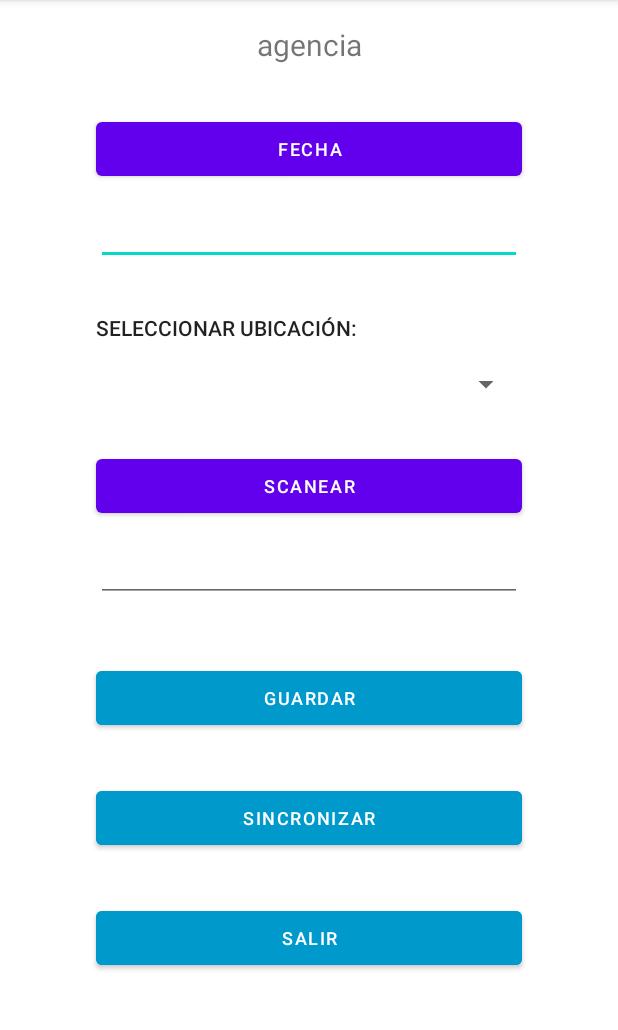
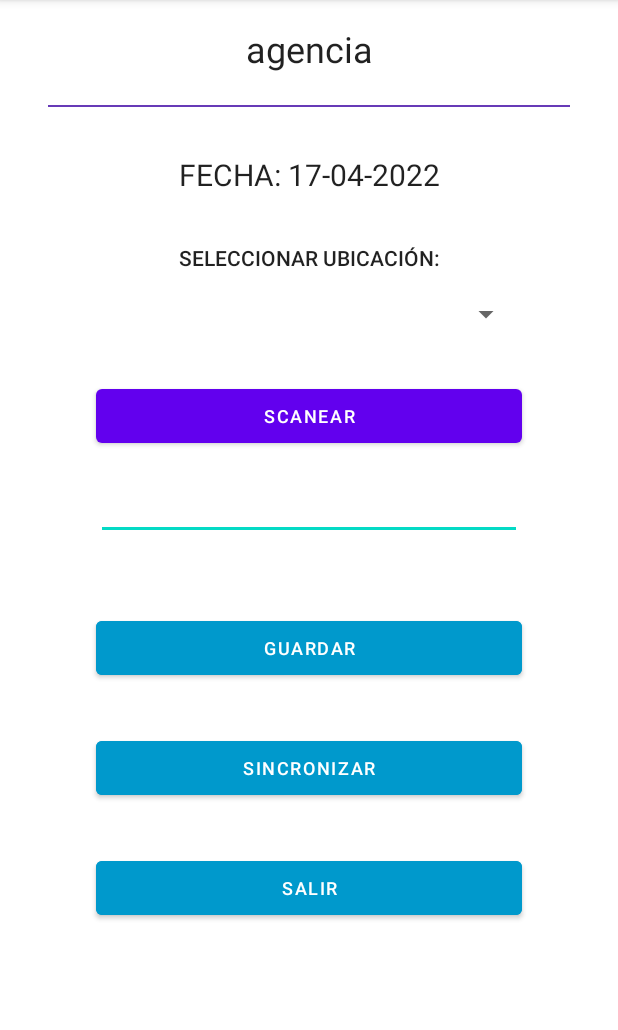
Before and after one commit to Miguelmalaj/Inventario-Android-App, an Android app: the MainActivity screen opened directly, with no data from a screen before it, on a phone screen of 412 x 824 dp, the part 84-1114 px from its top. Run offline under Robolectric (Android 15) with nearby library versions, the phone set to English and light mode, and no system bars; libraries missing offline, so code that uses them is left out: com.google.zxing.integration; 3 statements that could not run were skipped.

Commit message:
cambios en fecha, comprobar conexiones wifi

```diff
--- a/app/src/main/AndroidManifest.xml
+++ b/app/src/main/AndroidManifest.xml
@@ -3,6 +3,7 @@
     xmlns:tools="http://schemas.android.com/tools"
     package="com.example.bd_inventario">
 
+    <uses-permission android:name="android.permission.ACCESS_NETWORK_STATE" />
     <uses-permission android:name="android.permission.INTERNET"></uses-permission>
 <!--    <uses-permission android:name="android.permission.ACCESS_NETWORK_STATE"></uses-permission>-->
 
--- a/app/src/main/java/com/example/bd_inventario/MainActivity.java
+++ b/app/src/main/java/com/example/bd_inventario/MainActivity.java
@@ -3,8 +3,11 @@ package com.example.bd_inventario;
 import static java.security.AccessController.getContext;
 
 import android.app.DatePickerDialog;
+import android.content.Context;
 import android.content.Intent;
 import android.database.Cursor;
+import android.net.ConnectivityManager;
+import android.net.NetworkInfo;
 import android.os.Bundle;
 import android.util.Log;
 import android.view.View;
@@ -52,6 +55,7 @@ public class MainActivity extends AppCompatActivity implements View.OnClickListe
     Button btnFecha;
     Button btnSalir;
     EditText txtFecha;
+    TextView txtDate;
 //    Spinner spubicacion;
     Button btnguardar;
     Button btnscan;
@@ -77,9 +81,10 @@ public class MainActivity extends AppCompatActivity implements View.OnClickListe
         super.onCreate(savedInstanceState);
         setContentView(R.layout.activity_main);
 
-        btnFecha = findViewById(R.id.btnFecha);
-        txtFecha = findViewById(R.id.txtFecha);
-        btnFecha.setOnClickListener(this);
+//        btnFecha = findViewById(R.id.btnFecha);
+//        txtFecha = findViewById(R.id.txtFecha);
+//        btnFecha.setOnClickListener(this);
+        txtDate = findViewById(R.id.txtDate);
         spubica = findViewById(R.id.spubicacion);
         btnguardar = findViewById(R.id.btnguardar);
         btnscan = findViewById(R.id.btnScaner);
@@ -89,6 +94,7 @@ public class MainActivity extends AppCompatActivity implements View.OnClickListe
         btnSalir = findViewById(R.id.btnSalir);
         btnSync = findViewById(R.id.btnSync);
         bundleUsuario = getIntent().getExtras();
+        setFecha();
         //objeto api rest
         mAPIService = Utilidades.getAPIService();
 
@@ -167,8 +173,8 @@ public class MainActivity extends AppCompatActivity implements View.OnClickListe
                 });*/
 
 
-                //METODO POST INVENTARIO
-                mAPIService.agregarInventario(new inventarioEnviado("QQASDFF","2022-09-12","PISO",2,2,2))
+                //METODO POST INVENTARIO =====ULTIMO FUNCIONAL !!!!
+                /*mAPIService.agregarInventario(new inventarioEnviado("QQASDFF","2022-09-12","PISO",2,2,2))
                         .enqueue(new Callback<responsePostInventario>() {
                             @Override
                             public void onResponse(Call<responsePostInventario> call, Response<responsePostInventario> response) {
@@ -181,7 +187,7 @@ public class MainActivity extends AppCompatActivity implements View.OnClickListe
                             public void onFailure(Call<responsePostInventario> call, Throwable t) {
                                 Log.i("POST=REST", "there was an error");
                             }
-                        });
+                        });*/
 
 
 
@@ -271,10 +277,29 @@ public class MainActivity extends AppCompatActivity implements View.OnClickListe
                     }
                 });*/
 
+                //revisar conexion wifi
+                if(!revisarConexion()){
+                    Toast.makeText(MainActivity.this, "Favor de conectarse a la red antes de realizar la sincronización.", Toast.LENGTH_LONG).show();
+                    return;
+                }
 
 
             }
         });
+    }
+
+    private void setFecha() {
+        Calendar cal = Calendar.getInstance();
+        String dia = String.valueOf(cal.get(Calendar.DAY_OF_MONTH));
+        String mes = String.valueOf(cal.get(Calendar.MONTH) + 1);
+        String anio = String.valueOf(cal.get(Calendar.YEAR));
+
+        if(dia.length() == 1) dia = "0" + dia;
+        if(mes.length() == 1) mes = "0" + mes;
+
+        String fechaHoy = ("FECHA: "+dia + "-" + mes + "-" +anio);
+        txtDate.setText(fechaHoy);
+
     }
 
     public void sincronizarEntornoBD(){
@@ -463,4 +488,19 @@ public class MainActivity extends AppCompatActivity implements View.OnClickListe
             return;
     }
 
+    //método para verificar la conexión phone | wifi
+    public static boolean checkNetworkConnection(Context context){
+        ConnectivityManager connectivityManager = (ConnectivityManager) context.getSystemService(context.CONNECTIVITY_SERVICE);
+        NetworkInfo networkInfo = connectivityManager.getActiveNetworkInfo();
+        return (networkInfo != null && networkInfo.isConnected());
+    }
+
+    public boolean revisarConexion(){
+        if(checkNetworkConnection(this)) {
+            return true;
+        }else{
+            return false;
+        }
+    }
+
 }
--- a/app/src/main/java/com/example/bd_inventario/Retrofit/Utilidades.java
+++ b/app/src/main/java/com/example/bd_inventario/Retrofit/Utilidades.java
@@ -2,7 +2,8 @@ package com.example.bd_inventario.Retrofit;
 
 public class Utilidades {
     //url general de la api, cambiará cuando se monte al server
-    public static final String BASE_URL = "http://10.10.10.52:3000/";
+//    public static final String BASE_URL = "http://10.10.10.52:3000/"; //trabajo
+    public static final String BASE_URL = "http://192.168.0.13/:3000/"; //casa
 
     //metodo para retornar el cliente retrofit
     public static apiRest getAPIService(){
--- a/app/src/main/res/layout/activity_main.xml
+++ b/app/src/main/res/layout/activity_main.xml
@@ -5,18 +5,19 @@
     android:layout_width="match_parent"
     android:layout_height="match_parent"
     android:orientation="vertical"
+    android:textAlignment="textStart"
     tools:context=".MainActivity">
 
-    <ScrollView
-        android:layout_width="match_parent"
-        android:layout_height="match_parent"
-        android:orientation="vertical">
+    <!--    <ScrollView-->
+    <!--        android:layout_width="match_parent"-->
+    <!--        android:layout_height="match_parent"-->
+    <!--        android:orientation="vertical">-->
 
-    <LinearLayout
-        android:layout_width="match_parent"
-        android:layout_height="wrap_content"
-        android:orientation="vertical"
-        >
+    <!--    <LinearLayout-->
+    <!--        android:layout_width="match_parent"-->
+    <!--        android:layout_height="wrap_content"-->
+    <!--        android:orientation="vertical"-->
+    <!--        >-->
 
     <TextView
         android:id="@+id/txtAgencia"
@@ -27,41 +28,24 @@
         android:layout_marginEnd="32dp"
         android:text="agencia"
         android:textAlignment="center"
-        android:textSize="20sp"
+        android:textAppearance="@style/TextAppearance.AppCompat.Body1"
+        android:textSize="24sp"
         app:layout_constraintEnd_toEndOf="parent"
         app:layout_constraintStart_toStartOf="parent"
         app:layout_constraintTop_toTopOf="parent" />
 
-
-    <Button
-        android:id="@+id/btnFecha"
+    <View
+        android:id="@+id/view"
         android:layout_width="match_parent"
-        android:layout_height="wrap_content"
-        android:layout_marginStart="64dp"
-        android:layout_marginTop="32dp"
-        android:layout_marginEnd="64dp"
-        android:text="Fecha"
-        android:textSize="12sp"
+        android:layout_height="1dp"
+        android:layout_marginStart="32dp"
+        android:layout_marginTop="70dp"
+        android:layout_marginEnd="32dp"
+        android:background="#673AB7"
         app:layout_constraintEnd_toEndOf="parent"
-        app:layout_constraintHorizontal_bias="0.495"
         app:layout_constraintStart_toStartOf="parent"
-        app:layout_constraintTop_toBottomOf="@+id/txtAgencia" />
-
-    <EditText
-        android:id="@+id/txtFecha"
-        android:layout_width="match_parent"
-        android:layout_height="wrap_content"
-        android:layout_marginStart="64dp"
-        android:layout_marginTop="16dp"
-        android:layout_marginEnd="64dp"
-        android:autofillHints=""
-        android:ems="10"
-        android:inputType="textPersonName"
-        android:textSize="12sp"
-        app:layout_constraintEnd_toEndOf="parent"
-        app:layout_constraintHorizontal_bias="0.498"
-        app:layout_constraintStart_toStartOf="parent"
-        app:layout_constraintTop_toBottomOf="@+id/btnFecha" />
+        app:layout_constraintTop_toTopOf="parent"
+        tools:ignore="MissingConstraints" />
 
     <TextView
         android:id="@+id/txtubic"
@@ -71,12 +55,12 @@
         android:layout_marginTop="32dp"
         android:layout_marginEnd="64dp"
         android:text="SELECCIONAR UBICACIÓN:"
-            android:textAlignment="textStart"
+        android:textAlignment="center"
         android:textAppearance="@style/TextAppearance.AppCompat.Body2"
         android:textSize="14sp"
         app:layout_constraintEnd_toEndOf="parent"
         app:layout_constraintStart_toStartOf="parent"
-            app:layout_constraintTop_toBottomOf="@+id/txtFecha" />
+        app:layout_constraintTop_toBottomOf="@+id/txtDate" />
 
     <Spinner
         android:id="@+id/spubicacion"
@@ -86,10 +70,10 @@
         android:layout_marginTop="16dp"
         android:layout_marginEnd="64dp"
         android:textAlignment="center"
+        android:textDirection="inherit"
         app:layout_constraintEnd_toEndOf="parent"
         app:layout_constraintStart_toStartOf="parent"
         app:layout_constraintTop_toBottomOf="@+id/txtubic" />
-
 
 
     <Button
@@ -115,7 +99,7 @@
         android:ems="10"
         android:inputType="textPersonName"
         android:maxLength="17"
-            android:textSize="12sp"
+        android:textSize="16sp"
         app:layout_constraintEnd_toEndOf="parent"
         app:layout_constraintStart_toStartOf="parent"
         app:layout_constraintTop_toBottomOf="@+id/btnScaner" />
@@ -125,7 +109,7 @@
         android:layout_width="match_parent"
         android:layout_height="wrap_content"
         android:layout_marginStart="64dp"
-        android:layout_marginTop="40dp"
+        android:layout_marginTop="48dp"
         android:layout_marginEnd="64dp"
         android:backgroundTint="@android:color/holo_blue_dark"
         android:onClick="guardar"
@@ -143,13 +127,13 @@
         android:layout_marginStart="64dp"
         android:layout_marginTop="32dp"
         android:layout_marginEnd="64dp"
+        android:backgroundTint="@android:color/holo_blue_dark"
         android:text="SINCRONIZAR"
+        android:textColor="@android:color/white"
         android:textSize="12sp"
         app:layout_constraintEnd_toEndOf="parent"
         app:layout_constraintStart_toStartOf="parent"
-            app:layout_constraintTop_toBottomOf="@+id/btnguardar"
-            android:backgroundTint="@android:color/holo_blue_dark"
-            android:textColor="@android:color/white"/>
+        app:layout_constraintTop_toBottomOf="@+id/btnguardar" />
 
     <Button
         android:id="@+id/btnSalir"
@@ -158,20 +142,32 @@
         android:layout_marginStart="64dp"
         android:layout_marginTop="32dp"
         android:layout_marginEnd="64dp"
+        android:backgroundTint="@android:color/holo_blue_dark"
         android:text="Salir"
+        android:textColor="@android:color/white"
         android:textSize="12sp"
         app:layout_constraintEnd_toEndOf="parent"
         app:layout_constraintHorizontal_bias="1.0"
         app:layout_constraintStart_toStartOf="parent"
-        app:layout_constraintTop_toBottomOf="@+id/btnSync"
-            android:backgroundTint="@android:color/holo_blue_dark"
-            android:textColor="@android:color/white"/>
+        app:layout_constraintTop_toBottomOf="@+id/btnSync" />
+
+    <TextView
+        android:id="@+id/txtDate"
+        android:layout_width="match_parent"
+        android:layout_height="wrap_content"
+        android:layout_marginStart="64dp"
+        android:layout_marginTop="54dp"
+        android:layout_marginEnd="64dp"
+        android:text="Fecha"
+        android:textAlignment="center"
+        android:textAppearance="@style/TextAppearance.AppCompat.Body1"
+        android:textSize="20sp"
+        app:layout_constraintEnd_toEndOf="parent"
+        app:layout_constraintStart_toStartOf="parent"
+        app:layout_constraintTop_toBottomOf="@+id/txtAgencia" />
 
 
-
-
-
-    </LinearLayout>
-    </ScrollView>
+    <!--    </LinearLayout>-->
+    <!--    </ScrollView>-->
 
 </androidx.constraintlayout.widget.ConstraintLayout>
```
Lines whose indentation alone changed are shown as unchanged.
